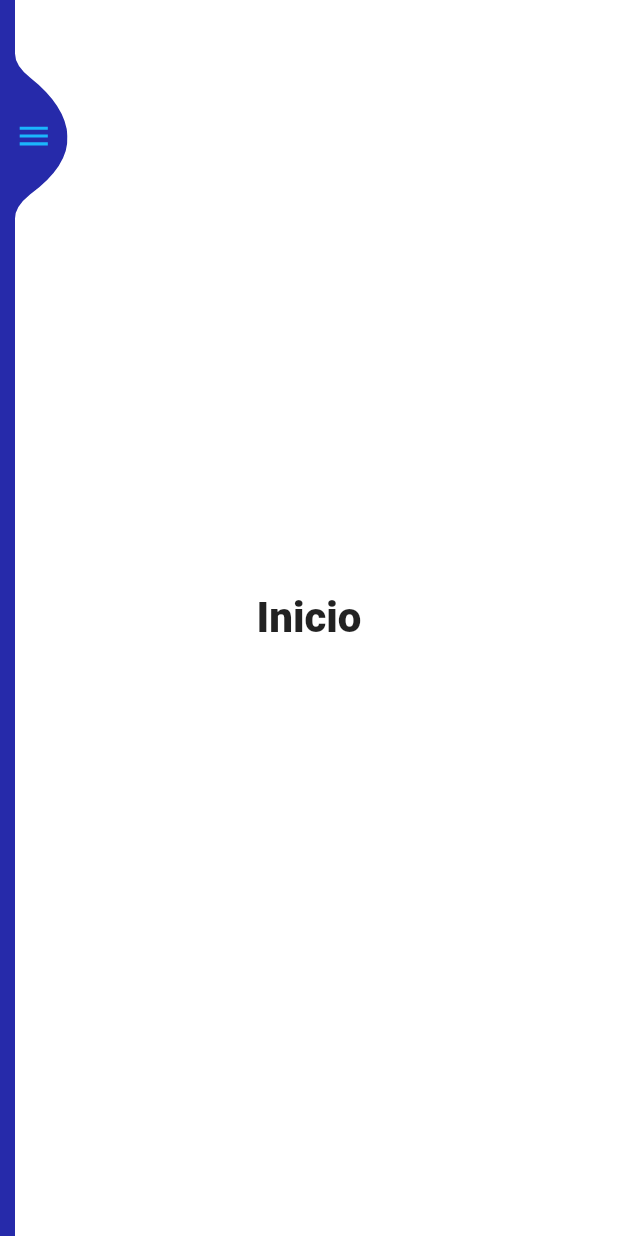
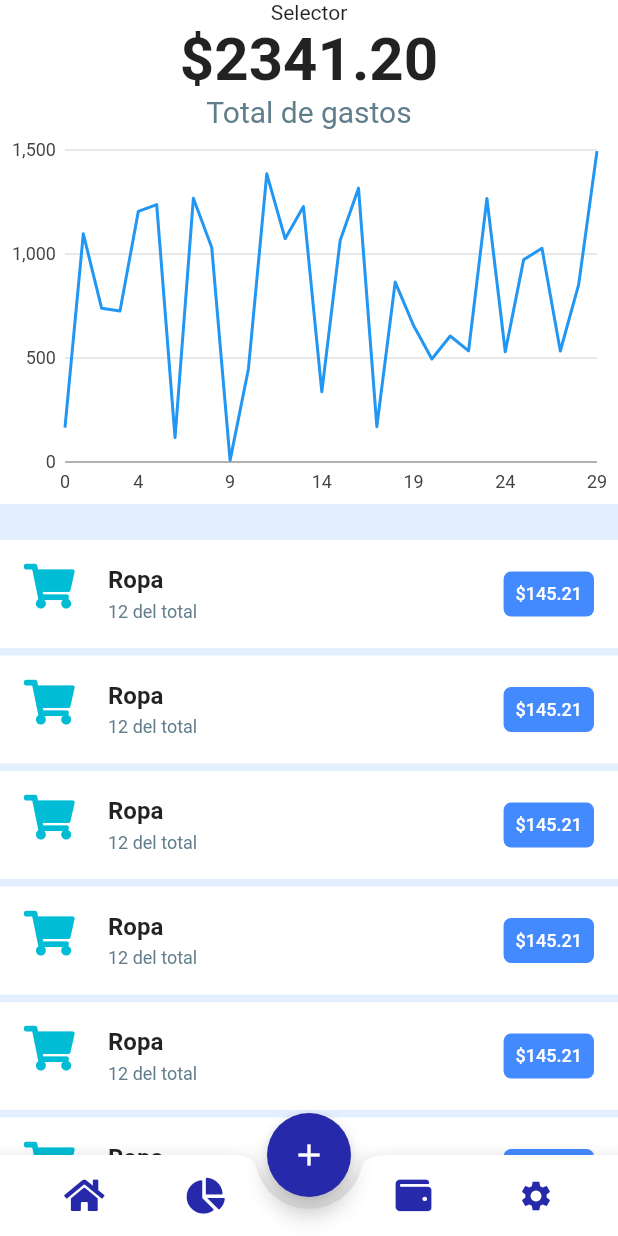
Before and after one commit to jchevalier98/FluuterApp, a Flutter app: the screen it shows after launch, on a phone screen of 412 x 824 dp. Run offline on Flutter 3.47's test engine with Material 2 defaults, Android fonts, the phone set to English and light mode, and no system bars; our stand-ins replace bloc, charts_flutter, flutter_bloc, font_awesome_flutter, rxdart.

Commit message:
Se suben cambios del proyecto de gastos

```diff
--- /dev/null
+++ b/lib/bloc.navigation_bloc/navigation_bloc.dart
@@ -0,0 +1,31 @@
+import 'package:bloc/bloc.dart';
+import '../pages/account.dart';
+import '../pages/order.dart';
+import '../pages/home.dart';
+
+enum NavigationEvents {
+  HomePageClickedEvent,
+  AccountClickedEvent,
+  OrdersClickedEvent,
+}
+
+abstract class NavigationStates {}
+class NavigationBloc extends Bloc<NavigationEvents, NavigationStates> {
+  @override
+  NavigationStates get initialState => Account();
+
+  @override
+  Stream<NavigationStates> mapEventToState(NavigationEvents event) async* {
+    switch (event) {
+      case NavigationEvents.HomePageClickedEvent:
+        yield Home();
+        break;
+      case NavigationEvents.AccountClickedEvent:
+        yield Account();
+        break;
+      case NavigationEvents.OrdersClickedEvent:
+        yield Order();
+        break;
+    }
+  }
+}
--- /dev/null
+++ b/lib/bottombar/bottom_action.dart
@@ -0,0 +1,21 @@
+import 'package:flutter/material.dart';
+
+class BottomBar extends StatelessWidget {
+
+  final IconData icon;
+  const BottomBar({Key key, this.icon}) : super(key: key);
+
+  @override
+  Widget build(BuildContext context) {
+    return InkWell(
+      child: Padding(
+        padding: const EdgeInsets.all(15),
+        child: Icon(
+          icon,
+          color: const Color(0xFF262AAA),
+        )
+      ),
+      onTap: () {},
+    );
+  }
+}
--- a/lib/main.dart
+++ b/lib/main.dart
@@ -1,6 +1,5 @@
 import 'package:flutter/material.dart';
-
-import 'sidebar/sidebar_layout.dart';
+import 'package:navigation_bar/pages/main_layout.dart';
 
 void main() => runApp(MyApp());
 
@@ -14,7 +13,7 @@ class MyApp extends StatelessWidget {
         scaffoldBackgroundColor: Colors.white,
         primaryColor: Colors.white
       ),
-      home: SideBarLayout()
+      home: MainLayout()
     );
   }
 }
--- a/lib/pages/account.dart
+++ b/lib/pages/account.dart
@@ -1,6 +1,7 @@
 import 'package:flutter/material.dart';
+import 'package:navigation_bar/bloc.navigation_bloc/navigation_bloc.dart';
 
-class Account extends StatelessWidget {
+class Account extends StatelessWidget with NavigationStates{
    @override
   Widget build(BuildContext context) {
     return Center(
--- /dev/null
+++ b/lib/pages/body.dart
@@ -0,0 +1,26 @@
+import 'package:flutter/material.dart';
+import 'package:navigation_bar/pages/selector.dart';
+
+import 'expensas.dart';
+import 'grafics.dart';
+import 'list_data.dart';
+
+class Body extends StatelessWidget {
+  @override
+  Widget build(BuildContext context) {
+    return SafeArea(
+      child: Column(
+        children: <Widget>[
+          Selector(),
+          Expensas(),
+          Grafics(),
+          Container(
+            color: Colors.blueAccent.withOpacity(0.15),
+            height: 24.0,
+          ),
+          ListData()
+        ],
+      ),
+    );
+  }
+}
--- /dev/null
+++ b/lib/pages/expensas.dart
@@ -0,0 +1,29 @@
+import 'package:flutter/material.dart';
+
+class Expensas extends StatelessWidget {
+  @override
+  Widget build(BuildContext context) {
+    return Column(
+      children: <Widget>[
+        Center(
+          child: Text(
+            "\$2341.20",
+            style: TextStyle(
+              fontWeight: FontWeight.bold,
+              fontSize: 40.0,
+            ),
+          ),
+        ),
+        Center(
+          child: Text(
+            "Total de gastos",
+            style: TextStyle(
+              fontSize: 20.0,
+              color: Colors.blueGrey
+            ),
+          ),
+        ),
+      ],
+    );
+  }
+}
--- /dev/null
+++ b/lib/pages/grafics.dart
@@ -0,0 +1,12 @@
+import 'package:flutter/material.dart';
+import 'package:navigation_bar/util/graph_widget.dart';
+
+class Grafics extends StatelessWidget {
+  @override
+  Widget build(BuildContext context) {
+    return Container(
+      height: 250,
+      child: GraphWidget(),
+    );
+  }
+}
--- a/lib/pages/home.dart
+++ b/lib/pages/home.dart
@@ -1,15 +1,35 @@
 import 'package:flutter/material.dart';
+import 'package:navigation_bar/bloc.navigation_bloc/navigation_bloc.dart';
+import 'package:navigation_bar/bottombar/bottom_action.dart';
+import 'package:font_awesome_flutter/font_awesome_flutter.dart';
+import 'package:navigation_bar/pages/body.dart';
 
-class Home extends StatelessWidget {
+class Home extends StatelessWidget with NavigationStates{
    @override
   Widget build(BuildContext context) {
-    return Center(
-      child: Container(
-        child: Text(
-          "Inicio",
-          style: TextStyle(fontWeight: FontWeight.w900, fontSize: 28),
+    return Scaffold(
+      bottomNavigationBar: BottomAppBar(
+        notchMargin: 8.0,
+        shape: CircularNotchedRectangle(),
+        child: Row(
+        mainAxisSize: MainAxisSize.max,
+        mainAxisAlignment: MainAxisAlignment.spaceEvenly,
+        children: <Widget>[
+          BottomBar(icon: FontAwesomeIcons.home),
+          BottomBar(icon: FontAwesomeIcons.chartPie),
+          SizedBox(width: 30),
+          BottomBar(icon: FontAwesomeIcons.wallet),
+          BottomBar(icon: Icons.settings),
+        ],
         ),
       ),
+      floatingActionButtonLocation: FloatingActionButtonLocation.centerDocked,
+      floatingActionButton: FloatingActionButton(
+        backgroundColor: const Color(0xFF262AAA),
+        child: Icon(Icons.add),
+        onPressed: (){}
+      ),
+      body: Body(),
     );
   }
 }
--- /dev/null
+++ b/lib/pages/list_data.dart
@@ -0,0 +1,33 @@
+import 'package:flutter/material.dart';
+import 'package:font_awesome_flutter/font_awesome_flutter.dart';
+import 'package:navigation_bar/util/item.dart';
+
+class ListData extends StatelessWidget {
+  @override
+  Widget build(BuildContext context) {
+    return Expanded(
+        child: ListView.separated(
+          itemCount: 15,
+          itemBuilder: (BuildContext context, int index) => Item(icon : FontAwesomeIcons.shoppingCart, name: "Ropa", percent: 12, amount: 145.21),
+          separatorBuilder: (BuildContext context, int index) {
+            return Container(
+              color: Colors.blueAccent.withOpacity(0.15),
+              height: 5.0,
+            );
+          },
+          /*children: <Widget>[
+            Item(icon : FontAwesomeIcons.shoppingCart, name: "Ropa", percent: 12, amount: 145.21),
+            Item(icon : FontAwesomeIcons.shoppingCart, name: "Comida", percent: 12, amount: 145.21),
+            Item(icon : FontAwesomeIcons.shoppingCart, name: "Alcohol", percent: 12, amount: 145.21),
+            Item(icon : FontAwesomeIcons.shoppingCart, name: "Gasolina", percent: 12, amount: 145.21),
+            Item(icon : FontAwesomeIcons.shoppingCart, name: "Corredor", percent: 12, amount: 145.21),
+            Item(icon : FontAwesomeIcons.shoppingCart, name: "Tarjeta credito", percent: 12, amount: 145.21),
+            Item(icon : FontAwesomeIcons.shoppingCart, name: "Prestamo Personal", percent: 12, amount: 145.21),
+            Item(icon : FontAwesomeIcons.shoppingCart, name: "Prestamo Auto", percent: 12, amount: 145.21),
+            Item(icon : FontAwesomeIcons.shoppingCart, name: "Hipoteca", percent: 12, amount: 145.21),
+            Item(icon : FontAwesomeIcons.shoppingCart, name: "Otro", percent: 12, amount: 145.21),
+          ],*/
+      ),
+    );
+  }
+}
--- a/lib/sidebar/sidebar_layout.dart
+++ b/lib/pages/main_layout.dart
@@ -2,14 +2,14 @@ import 'package:flutter/material.dart';
 import 'package:navigation_bar/pages/home.dart';
 import 'package:navigation_bar/sidebar/sidebar.dart';
 
-class SideBarLayout extends StatelessWidget {
+class MainLayout extends StatelessWidget {
   @override
   Widget build(BuildContext context) {
     return Scaffold(
       body: Stack(
         children: <Widget>[
           Home(),
-          SideBar(),
+          //SideBar(),
         ],
       ),
     );
--- a/lib/pages/order.dart
+++ b/lib/pages/order.dart
@@ -1,14 +1,13 @@
 import 'package:flutter/material.dart';
+import 'package:navigation_bar/bloc.navigation_bloc/navigation_bloc.dart';
 
-class Order extends StatelessWidget {
-   @override
+class Order extends StatelessWidget with NavigationStates{
+  @override
   Widget build(BuildContext context) {
     return Center(
-      child: Container(
-        child: Text(
-          "Ordenes",
-          style: TextStyle(fontWeight: FontWeight.w900, fontSize: 28),
-        ),
+      child: Text(
+        "Ordenes",
+        style: TextStyle(fontWeight: FontWeight.w900, fontSize: 28),
       ),
     );
   }
--- /dev/null
+++ b/lib/pages/selector.dart
@@ -0,0 +1,10 @@
+import 'package:flutter/material.dart';
+
+class Selector extends StatelessWidget {
+  @override
+  Widget build(BuildContext context) {
+    return Text(
+      "Selector"
+    );
+  }
+}
--- a/lib/sidebar/menu_item.dart
+++ b/lib/sidebar/menu_item.dart
@@ -6,13 +6,12 @@ class MenuItem extends StatelessWidget {
   final Function onTap;
 
   const MenuItem({Key key, this.icon, this.title, this.onTap}) : super(key: key);
-
   @override
   Widget build(BuildContext context) {
     return GestureDetector(
       onTap: onTap,
       child: Padding(
-        padding: const EdgeInsets.all(16),
+        padding: const EdgeInsets.all(12),
         child: Row(
           children: <Widget>[
             Icon(
@@ -21,11 +20,11 @@ class MenuItem extends StatelessWidget {
               size: 30,
             ),
             SizedBox(
-              width: 20,
+              width: 15,
             ),
             Text(
               title,
-              style: TextStyle(fontWeight: FontWeight.w300, fontSize: 26, color: Colors.white),
+              style: TextStyle(fontWeight: FontWeight.w300, fontSize: 20, color: Colors.white),
             )
           ],
         ),
--- a/lib/sidebar/sidebar.dart
+++ b/lib/sidebar/sidebar.dart
@@ -1,6 +1,8 @@
 import 'dart:async';
 
 import 'package:flutter/material.dart';
+import 'package:flutter_bloc/flutter_bloc.dart';
+import 'package:navigation_bar/bloc.navigation_bloc/navigation_bloc.dart';
 import 'package:rxdart/rxdart.dart';
 
 import 'menu_item.dart';
@@ -16,7 +18,7 @@ class _SideBarState extends State<SideBar>  with SingleTickerProviderStateMixin<
   Stream<bool> isSideBarOpenedStream;
   StreamSink<bool> isSideBarOpenedSink;
   AnimationController _animationController;
-  final _animationDuration = const Duration(milliseconds: 250);
+  final _animationDuration = const Duration(milliseconds: 100);
 
   @override
   void initState() {
@@ -54,7 +56,6 @@ class _SideBarState extends State<SideBar>  with SingleTickerProviderStateMixin<
   Widget build(BuildContext context) {
 
     final screenWidth = MediaQuery.of(context).size.width;
-
     return StreamBuilder<bool>(
       initialData: false,
       stream: isSideBarOpenedStream,
@@ -74,18 +75,18 @@ class _SideBarState extends State<SideBar>  with SingleTickerProviderStateMixin<
                   child: Column(
                     children: <Widget>[
                       SizedBox(
-                        height: 100,
+                        height: 80,
                       ),
                       ListTile(
                         title: Text(
                           "Prateek",
-                          style: TextStyle(color: Colors.white, fontSize: 30, fontWeight: FontWeight.w800),
+                          style: TextStyle(color: Colors.white, fontSize: 24, fontWeight: FontWeight.w800),
                         ),
                         subtitle: Text(
-                          "www.techieblossom.com",
+                          "jchevalier98",
                           style: TextStyle(
                             color: Color(0xFF1BB5FD),
-                            fontSize: 18,
+                            fontSize: 16,
                           ),
                         ),
                         leading: CircleAvatar(
@@ -97,7 +98,7 @@ class _SideBarState extends State<SideBar>  with SingleTickerProviderStateMixin<
                         ),
                       ),
                       Divider(
-                        height: 64,
+                        height: 44,
                         thickness: 0.5,
                         color: Colors.white.withOpacity(0.3),
                         indent: 32,
@@ -105,34 +106,34 @@ class _SideBarState extends State<SideBar>  with SingleTickerProviderStateMixin<
                       ),
                       MenuItem(
                         icon: Icons.home,
-                        title: "Home",
+                        title: "Inicio",
                         onTap: () {
                           onIconPressed();
-                          //BlocProvider.of<NavigationBloc>(context).add(NavigationEvents.HomePageClickedEvent);
+                          BlocProvider.of<NavigationBloc>(context).add(NavigationEvents.HomePageClickedEvent);
                         },
                       ),
                       MenuItem(
                         icon: Icons.person,
-                        title: "My Account",
+                        title: "Perfil",
                         onTap: () {
                           onIconPressed();
-                          //BlocProvider.of<NavigationBloc>(context).add(NavigationEvents.MyAccountClickedEvent);
+                          BlocProvider.of<NavigationBloc>(context).add(NavigationEvents.AccountClickedEvent);
                         },
                       ),
                       MenuItem(
                         icon: Icons.shopping_basket,
-                        title: "My Orders",
+                        title: "Mis Pedidos",
                         onTap: () {
                           onIconPressed();
-                          //BlocProvider.of<NavigationBloc>(context).add(NavigationEvents.MyOrdersClickedEvent);
+                          BlocProvider.of<NavigationBloc>(context).add(NavigationEvents.OrdersClickedEvent);
                         },
                       ),
                       MenuItem(
                         icon: Icons.card_giftcard,
-                        title: "Wishlist",
+                        title: "Mi Lista Deseos",
                       ),
                       Divider(
-                        height: 64,
+                        height: 44,
                         thickness: 0.5,
                         color: Colors.white.withOpacity(0.3),
                         indent: 32,
@@ -140,11 +141,11 @@ class _SideBarState extends State<SideBar>  with SingleTickerProviderStateMixin<
                       ),
                       MenuItem(
                         icon: Icons.settings,
-                        title: "Settings",
+                        title: "Configuraciones",
                       ),
                       MenuItem(
                         icon: Icons.exit_to_app,
-                        title: "Logout",
+                        title: "Salir",
                       ),
                     ],
                   ),
--- /dev/null
+++ b/lib/util/graph_widget.dart
@@ -0,0 +1,91 @@
+import 'dart:math';
+import 'package:flutter/material.dart';
+import 'package:charts_flutter/flutter.dart';
+
+class GraphWidget extends StatefulWidget {
+  @override
+  _GraphWidgetState createState() => _GraphWidgetState();
+}
+
+class _GraphWidgetState extends State<GraphWidget> {
+  var data;
+
+
+  @override
+  void initState() {
+    super.initState();
+
+    var r = Random();
+    data = List<double>.generate(30, (i) => r.nextDouble() * 1500);
+  }
+
+  _onSelectionChanged(SelectionModel model) {
+    final selectedDatum = model.selectedDatum;
+
+    var time;
+    final measures = <String, double>{};
+
+    // We get the model that updated with a list of [SeriesDatum] which is
+    // simply a pair of series & datum.
+    //
+    // Walk the selection updating the measures map, storing off the sales and
+    // series name for each selection point.
+    if (selectedDatum.isNotEmpty) {
+      time = selectedDatum.first.datum;
+      selectedDatum.forEach((SeriesDatum datumPair) {
+        measures[datumPair.series.displayName] = datumPair.datum;
+      });
+    }
+
+    print(time);
+    print(measures);
+
+    // Request a build.
+    //setState(() {
+    //_time = time;
+    //_measures = measures;
+    //});
+  }
+
+  @override
+  Widget build(BuildContext context) {
+    List<Series<double, num>> series = [
+      Series<double, int>(
+        id: 'Gasto',
+        colorFn: (_, __) => MaterialPalette.blue.shadeDefault,
+        domainFn: (value, index) => index,
+        measureFn: (value, _) => value,
+        data: data,
+        strokeWidthPxFn: (_, __) => 4,
+      )
+    ];
+
+    return LineChart(series,
+      animate: false,
+      selectionModels: [
+        SelectionModelConfig(
+          type: SelectionModelType.info,
+          changedListener: _onSelectionChanged,
+        )
+      ],
+      domainAxis: NumericAxisSpec(
+          tickProviderSpec: StaticNumericTickProviderSpec(
+              [
+                TickSpec(0, label: '01'),
+                TickSpec(4, label: '05'),
+                TickSpec(9, label: '10'),
+                TickSpec(14, label: '15'),
+                TickSpec(19, label: '20'),
+                TickSpec(24, label: '25'),
+                TickSpec(29, label: '30'),
+              ]
+          )
+      ),
+      primaryMeasureAxis: NumericAxisSpec(
+        tickProviderSpec: BasicNumericTickProviderSpec(
+          desiredTickCount: 4,
+        ),
+      ),
+    );
+  }
+}
--- /dev/null
+++ b/lib/util/item.dart
@@ -0,0 +1,49 @@
+
+import 'package:flutter/material.dart';
+
+class Item extends StatelessWidget {
+
+  final IconData icon;
+  final String name;
+  final int percent;
+  final double amount;
+
+  const Item({Key key, this.icon, this.name, this.percent, this.amount}) : super(key: key);
+  @override
+  Widget build(BuildContext context) {
+    return ListTile(
+      leading: Icon(icon, size: 30.0, color: Colors.cyan),
+      title: Text(
+        name,
+        style: TextStyle(
+          fontSize: 16.0,
+          fontWeight: FontWeight.bold,
+        ),
+      ),
+      subtitle: Text(
+        "$percent del total",
+        style: TextStyle(
+          fontSize: 12.0,
+          color: Colors.blueGrey
+        ),
+      ),
+      trailing: Container(
+        decoration: BoxDecoration(
+          color: Colors.blueAccent,
+          borderRadius: BorderRadius.circular(5)
+        ),
+        child: Padding(
+          padding: const EdgeInsets.all(8.0),
+          child: Text(
+            "\$$amount",
+            style: TextStyle(
+              fontSize: 12.0,
+              color: Colors.white,
+              fontWeight: FontWeight.w500
+            ),
+          ),
+        )
+      ),
+    );
+  }
+}
--- a/pubspec.yaml
+++ b/pubspec.yaml
@@ -23,7 +23,10 @@ dependencies:
   # The following adds the Cupertino Icons font to your application.
   # Use with the CupertinoIcons class for iOS style icons.
   cupertino_icons: ^0.1.2
-  rxdart: ^0.23.1
+  #rxdart: ^0.23.1
+  flutter_bloc: ^2.1.1
+  font_awesome_flutter: ^8.4.0
+  charts_flutter: ^0.6.0
 
 dev_dependencies:
   flutter_test:
```
Also changed, not shown: pubspec.lock.
